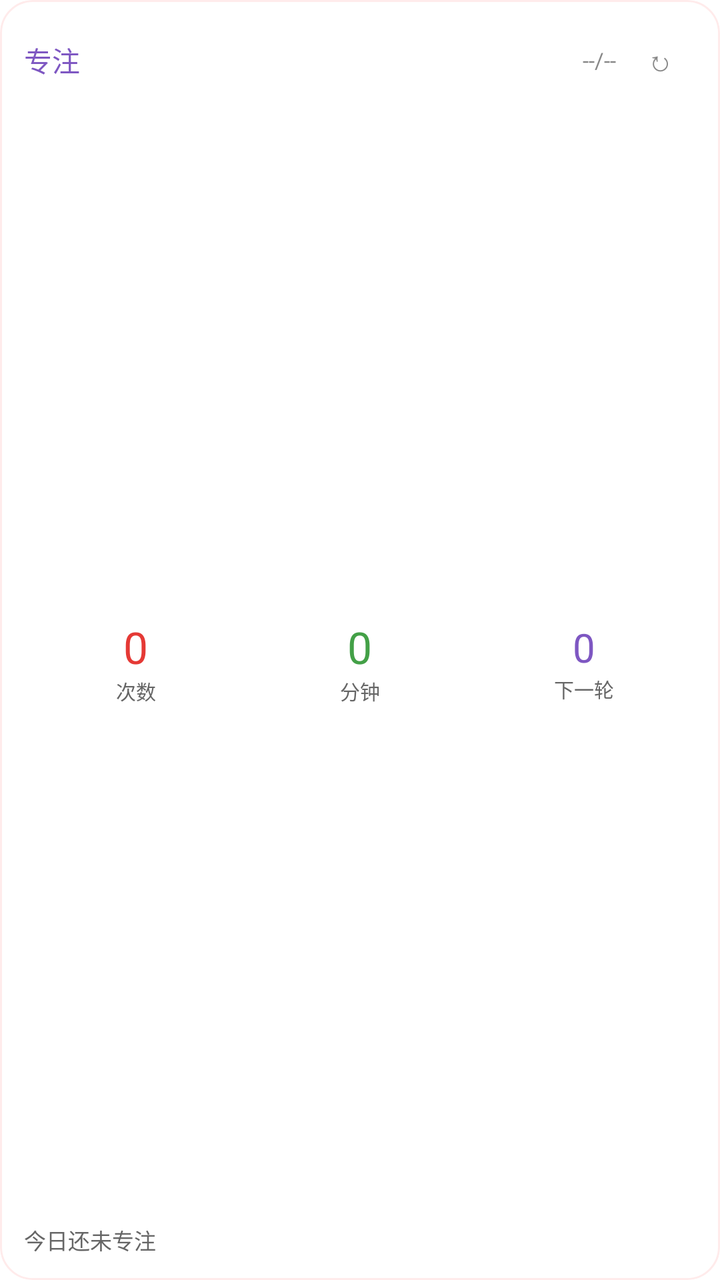
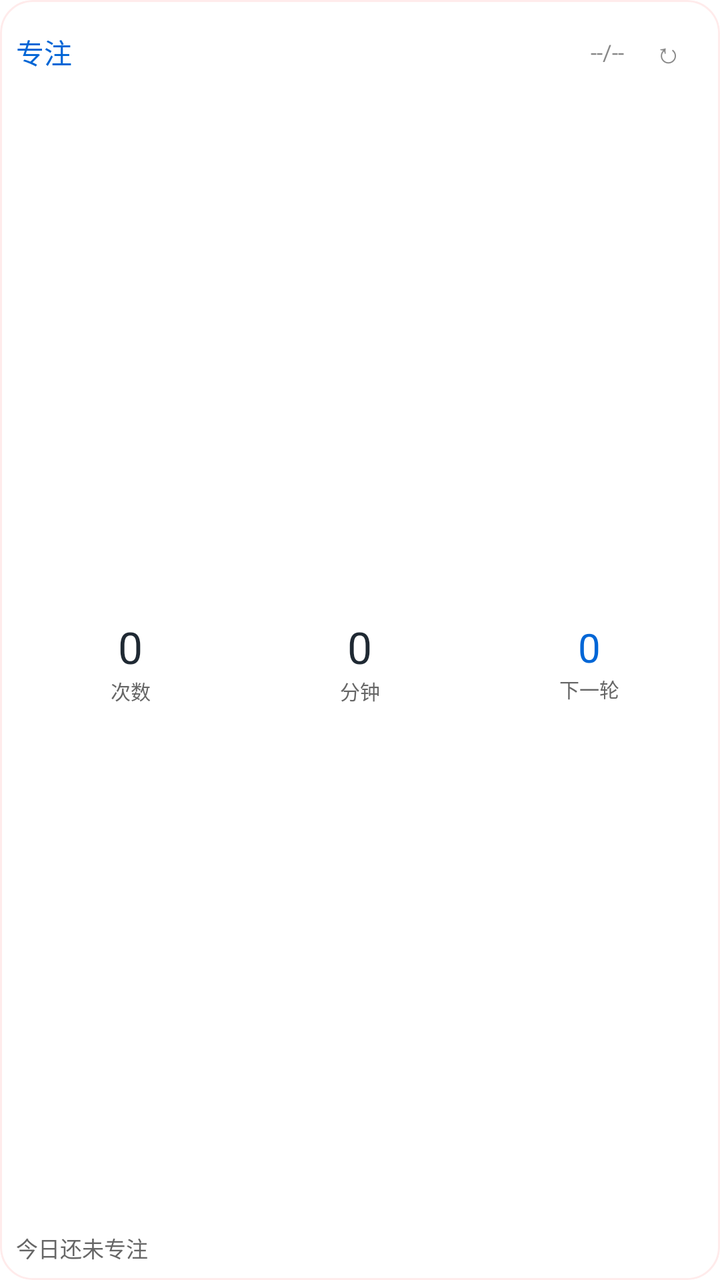

Screens rendered from an Android XML layout before and after an edit, with the pre-edit source and the edit as a unified diff.
<!-- AndroidManifest.xml: fallback theme Theme.MaterialComponents.DayNight.NoActionBar -->
<!-- res/layout/duoyi_focus_habit_widget.xml -->
<?xml version="1.0" encoding="utf-8"?>
<FrameLayout xmlns:android="http://schemas.android.com/apk/res/android"
    android:id="@+id/widget_focus_habit_root"
    android:layout_width="match_parent"
    android:layout_height="match_parent"
    android:background="@drawable/widget_bg_round_16"
    android:clipToOutline="true"
    android:outlineProvider="background">

    <ImageView
        android:id="@+id/widget_theme_background"
        android:layout_width="match_parent"
        android:layout_height="match_parent"
        android:contentDescription="@null"
        android:scaleType="centerCrop"
        android:visibility="gone" />

    <TextView
        android:id="@+id/widget_theme_overlay"
        android:layout_width="match_parent"
        android:layout_height="match_parent"
        android:maxLines="1"
        android:ellipsize="end"
        android:visibility="gone" />

    
    <ImageView
        android:id="@+id/widget_theme_border"
        android:layout_width="match_parent"
        android:layout_height="match_parent"
        android:contentDescription="@null"
        android:importantForAccessibility="no"
        android:scaleType="fitXY"
        android:visibility="gone" />

    <LinearLayout
        android:layout_width="match_parent"
        android:layout_height="match_parent"
        android:orientation="vertical"
        android:padding="12dp">

    <LinearLayout
        android:layout_width="match_parent"
        android:layout_height="wrap_content"
        android:orientation="horizontal"
        android:gravity="center_vertical">

        <TextView
            android:id="@+id/widget_focus_habit_title"
            android:layout_width="0dp"
            android:layout_height="wrap_content"
            android:layout_weight="1"
            android:ellipsize="end"
            android:maxLines="1"
            android:text="专注"
            android:textColor="#7E57C2"
            android:textSize="14sp" />

        <TextView
            android:id="@+id/widget_focus_habit_date"
            android:layout_width="wrap_content"
            android:layout_height="wrap_content"
            android:ellipsize="end"
            android:maxWidth="56dp"
            android:maxLines="1"
            android:text="--/--"
            android:textColor="#888888"
            android:textSize="11sp" />

        <TextView
            android:id="@+id/widget_refresh"
            android:layout_width="36dp"
            android:layout_height="36dp"
            android:minWidth="36dp"
            android:minHeight="36dp"
            android:layout_marginLeft="4dp"
            android:gravity="center"
            android:ellipsize="end"
            android:maxLines="1"
            android:text="↻"
            android:contentDescription="@string/widget_refresh_description"
            android:textColor="#888888"
            android:textSize="14sp" />
    </LinearLayout>

    <LinearLayout
        android:id="@+id/widget_focus_metrics_row"
        android:layout_width="match_parent"
        android:layout_height="0dp"
        android:layout_weight="1"
        android:orientation="horizontal"
        android:layout_marginTop="8dp">

        <LinearLayout
            android:id="@+id/widget_focus_count_column"
            android:layout_width="0dp"
            android:layout_height="match_parent"
            android:layout_weight="1"
            android:gravity="center"
            android:orientation="vertical">

            <TextView
                android:id="@+id/widget_focus_count"
                android:layout_width="wrap_content"
                android:layout_height="wrap_content"
                android:ellipsize="end"
                android:maxLines="1"
                android:text="0"
                android:textColor="#E53935"
                android:textSize="22sp" />

            <TextView
                android:id="@+id/widget_focus_count_label"
                android:layout_width="wrap_content"
                android:layout_height="wrap_content"
                android:ellipsize="end"
                android:maxLines="1"
                android:text="@string/widget_focus_metric_sessions"
                android:textColor="#666666"
                android:textSize="10sp" />
        </LinearLayout>

        <LinearLayout
            android:id="@+id/widget_focus_minutes_column"
            android:layout_width="0dp"
            android:layout_height="match_parent"
            android:layout_weight="1"
            android:gravity="center"
            android:orientation="vertical">

            <TextView
                android:id="@+id/widget_focus_habit_progress"
                android:layout_width="wrap_content"
                android:layout_height="wrap_content"
                android:ellipsize="end"
                android:maxLines="1"
                android:text="0"
                android:textColor="#43A047"
                android:textSize="22sp" />

            <TextView
                android:id="@+id/widget_focus_minutes_label"
                android:layout_width="wrap_content"
                android:layout_height="wrap_content"
                android:ellipsize="end"
                android:maxLines="1"
                android:text="@string/widget_focus_metric_duration"
                android:textColor="#666666"
                android:textSize="10sp" />
        </LinearLayout>

        <LinearLayout
            android:id="@+id/widget_focus_timer_column"
            android:layout_width="0dp"
            android:layout_height="match_parent"
            android:layout_weight="1"
            android:gravity="center"
            android:orientation="vertical">

            <Chronometer
                android:id="@+id/widget_focus_live_timer"
                android:layout_width="match_parent"
                android:layout_height="wrap_content"
                android:gravity="center"
                android:ellipsize="end"
                android:maxLines="1"
                android:textColor="#7E57C2"
                android:textSize="20sp"
                android:autoSizeTextType="uniform"
                android:autoSizeMinTextSize="12sp"
                android:autoSizeMaxTextSize="20sp"
                android:autoSizeStepGranularity="1sp"
                android:includeFontPadding="false"
                android:visibility="gone" />

            <TextView
                android:id="@+id/widget_focus_streak_count"
                android:layout_width="match_parent"
                android:layout_height="wrap_content"
                android:gravity="center"
                android:ellipsize="end"
                android:maxLines="1"
                android:text="0"
                android:textColor="#7E57C2"
                android:textSize="20sp"
                android:autoSizeTextType="uniform"
                android:autoSizeMinTextSize="12sp"
                android:autoSizeMaxTextSize="20sp"
                android:autoSizeStepGranularity="1sp" />

            <TextView
                android:id="@+id/widget_focus_timer_caption"
                android:layout_width="wrap_content"
                android:layout_height="wrap_content"
                android:ellipsize="end"
                android:maxLines="1"
                android:text="@string/widget_focus_timer_next"
                android:textColor="#666666"
                android:textSize="10sp" />
        </LinearLayout>
    </LinearLayout>

    <TextView
        android:id="@+id/widget_focus_quick_start"
        android:layout_width="match_parent"
        android:layout_height="36dp"
        android:minHeight="36dp"
        android:layout_marginTop="6dp"
        android:gravity="center"
        android:ellipsize="end"
        android:maxLines="1"
        android:text="@string/widget_focus_quick_start_default"
        android:textColor="#FFFFFF"
        android:textSize="12sp"
        android:background="@drawable/widget_btn_primary"
        android:visibility="gone" />

    <TextView
        android:id="@+id/widget_focus_summary"
        android:layout_width="match_parent"
        android:layout_height="wrap_content"
        android:layout_marginTop="6dp"
        android:ellipsize="end"
        android:maxLines="1"
        android:text="@string/widget_focus_summary_default"
        android:textColor="#666666"
        android:textSize="11sp" />

    <TextView
        android:id="@+id/widget_focus_habit_summary"
        android:layout_width="match_parent"
        android:layout_height="wrap_content"
        android:layout_marginTop="2dp"
        android:ellipsize="end"
        android:maxLines="1"
        android:text="下一轮：25 分钟专注"
        android:textColor="#666666"
        android:textSize="11sp"
        android:visibility="gone" />

    <TextView
        android:id="@+id/widget_focus_streak_summary"
        android:layout_width="match_parent"
        android:layout_height="wrap_content"
        android:layout_marginTop="2dp"
        android:ellipsize="end"
        android:maxLines="1"
        android:text="结束后提醒休息"
        android:textColor="#666666"
        android:textSize="11sp"
        android:visibility="gone" />

    <LinearLayout
        android:id="@+id/widget_focus_habit_bottom_nav"
        android:layout_width="match_parent"
        android:layout_height="30dp"
        android:layout_marginTop="8dp"
        android:background="@drawable/widget_nav_bg"
        android:gravity="center"
        android:orientation="horizontal"
        android:paddingLeft="4dp"
        android:paddingRight="4dp"
        android:weightSum="4"
        android:visibility="gone">

        <TextView
            android:id="@+id/widget_focus_nav_todo"
            android:layout_width="0dp"
            android:layout_height="match_parent"
            android:layout_weight="1"
            android:gravity="center"
            android:ellipsize="end"
            android:maxLines="1"
            android:text="@string/widget_tab_todo"
            android:textColor="#333333"
            android:textSize="10sp" />

        <TextView
            android:id="@+id/widget_focus_nav_habit"
            android:layout_width="0dp"
            android:layout_height="match_parent"
            android:layout_weight="1"
            android:gravity="center"
            android:ellipsize="end"
            android:maxLines="1"
            android:text="@string/widget_tab_habit"
            android:textColor="#333333"
            android:textSize="10sp" />

        <TextView
            android:id="@+id/widget_focus_nav_calendar"
            android:layout_width="0dp"
            android:layout_height="match_parent"
            android:layout_weight="1"
            android:gravity="center"
            android:ellipsize="end"
            android:maxLines="1"
            android:text="@string/widget_tab_calendar"
            android:textColor="#333333"
            android:textSize="10sp" />

        <TextView
            android:id="@+id/widget_focus_nav_focus"
            android:layout_width="0dp"
            android:layout_height="match_parent"
            android:layout_weight="1"
            android:gravity="center"
            android:ellipsize="end"
            android:maxLines="1"
            android:text="@string/widget_tab_focus"
            android:textColor="#7E57C2"
            android:textSize="10sp" />
    </LinearLayout>
    </LinearLayout>
</FrameLayout>
<!-- resources referenced by this layout -->
<resources>
  <!-- drawable widget_bg_round_16 (drawable) -->
  <?xml version="1.0" encoding="utf-8"?>
  <shape xmlns:android="http://schemas.android.com/apk/res/android"
      android:shape="rectangle">
      <corners android:radius="16dp" />
      <solid android:color="#FFFFFFFF" />
      <stroke android:width="1dp" android:color="#22FF6B6B" />
  </shape>
  <!-- drawable widget_btn_primary (drawable) -->
  <?xml version="1.0" encoding="utf-8"?>
  <shape xmlns:android="http://schemas.android.com/apk/res/android"
      android:shape="rectangle">
      <corners android:radius="8dp" />
      <solid android:color="#FFFF6B6B" />
  </shape>
  <!-- drawable widget_nav_bg (drawable) -->
  <?xml version="1.0" encoding="utf-8"?>
  <shape xmlns:android="http://schemas.android.com/apk/res/android"
      android:shape="rectangle">
      <corners android:radius="9dp" />
      <solid android:color="#FFFFF6F2" />
      <stroke android:width="1dp" android:color="#22FF6B6B" />
  </shape>
  <string name="widget_focus_metric_duration">分钟</string>
  <string name="widget_focus_metric_sessions">次数</string>
  <string name="widget_focus_quick_start_default">开始 25 分钟专注</string>
  <string name="widget_focus_summary_default">今日还未专注</string>
  <string name="widget_focus_timer_next">下一轮</string>
  <string name="widget_refresh_description">刷新小组件</string>
  <string name="widget_tab_calendar">日历</string>
  <string name="widget_tab_focus">专注</string>
  <string name="widget_tab_habit">习惯</string>
  <string name="widget_tab_todo">待办</string>
</resources>

<!-- the commit's change to res/layout/duoyi_focus_habit_widget.xml (unified diff, before → after) -->
@@ -37,9 +37,10 @@
         android:layout_width="match_parent"
         android:layout_height="match_parent"
         android:orientation="vertical"
-        android:padding="12dp">
+        android:padding="8dp">
 
     <LinearLayout
+        android:id="@+id/widget_focus_header"
         android:layout_width="match_parent"
         android:layout_height="wrap_content"
         android:orientation="horizontal"
@@ -53,7 +54,7 @@
             android:ellipsize="end"
             android:maxLines="1"
             android:text="专注"
-            android:textColor="#7E57C2"
+            android:textColor="#0066D6"
             android:textSize="14sp" />
 
         <TextView
@@ -106,7 +107,7 @@
                 android:ellipsize="end"
                 android:maxLines="1"
                 android:text="0"
-                android:textColor="#E53935"
+                android:textColor="#1F2933"
                 android:textSize="22sp" />
 
             <TextView
@@ -135,7 +136,7 @@
                 android:ellipsize="end"
                 android:maxLines="1"
                 android:text="0"
-                android:textColor="#43A047"
+                android:textColor="#1F2933"
                 android:textSize="22sp" />
 
             <TextView
@@ -164,13 +165,8 @@
                 android:gravity="center"
                 android:ellipsize="end"
                 android:maxLines="1"
-                android:textColor="#7E57C2"
+                android:textColor="#0066D6"
                 android:textSize="20sp"
-                android:autoSizeTextType="uniform"
-                android:autoSizeMinTextSize="12sp"
-                android:autoSizeMaxTextSize="20sp"
-                android:autoSizeStepGranularity="1sp"
-                android:includeFontPadding="false"
                 android:visibility="gone" />
 
             <TextView
@@ -181,12 +177,8 @@
                 android:ellipsize="end"
                 android:maxLines="1"
                 android:text="0"
-                android:textColor="#7E57C2"
-                android:textSize="20sp"
-                android:autoSizeTextType="uniform"
-                android:autoSizeMinTextSize="12sp"
-                android:autoSizeMaxTextSize="20sp"
-                android:autoSizeStepGranularity="1sp" />
+                android:textColor="#0066D6"
+                android:textSize="20sp" />
 
             <TextView
                 android:id="@+id/widget_focus_timer_caption"
@@ -200,15 +192,28 @@
         </LinearLayout>
     </LinearLayout>
 
+    <ProgressBar
+        android:id="@+id/widget_focus_progress_bar"
+        style="?android:attr/progressBarStyleHorizontal"
+        android:layout_width="match_parent"
+        android:layout_height="4dp"
+        android:layout_marginTop="4dp"
+        android:max="100"
+        android:progress="0"
+        android:progressDrawable="@drawable/widget_progress_bar"
+        android:visibility="gone" />
+
     <TextView
         android:id="@+id/widget_focus_quick_start"
         android:layout_width="match_parent"
-        android:layout_height="36dp"
+        android:layout_height="wrap_content"
         android:minHeight="36dp"
         android:layout_marginTop="6dp"
         android:gravity="center"
-        android:ellipsize="end"
-        android:maxLines="1"
+        android:paddingTop="4dp"
+        android:paddingBottom="4dp"
+        android:paddingLeft="4dp"
+        android:paddingRight="4dp"
         android:text="@string/widget_focus_quick_start_default"
         android:textColor="#FFFFFF"
         android:textSize="12sp"
@@ -216,6 +221,25 @@
         android:visibility="gone" />
 
     <TextView
+        android:id="@+id/widget_focus_stop_btn"
+        android:layout_width="match_parent"
+        android:layout_height="wrap_content"
+        android:minHeight="30dp"
+        android:layout_marginTop="4dp"
+        android:gravity="center"
+        android:maxLines="1"
+        android:ellipsize="end"
+        android:paddingTop="3dp"
+        android:paddingBottom="3dp"
+        android:paddingLeft="4dp"
+        android:paddingRight="4dp"
+        android:text="结束"
+        android:textColor="#0066D6"
+        android:textSize="11sp"
+        android:background="@drawable/widget_btn_secondary"
+        android:visibility="gone" />
+
+    <TextView
         android:id="@+id/widget_focus_summary"
         android:layout_width="match_parent"
         android:layout_height="wrap_content"
@@ -253,7 +277,8 @@
     <LinearLayout
         android:id="@+id/widget_focus_habit_bottom_nav"
         android:layout_width="match_parent"
-        android:layout_height="30dp"
+        android:layout_height="wrap_content"
+        android:minHeight="30dp"
         android:layout_marginTop="8dp"
         android:background="@drawable/widget_nav_bg"
         android:gravity="center"
@@ -266,7 +291,8 @@
         <TextView
             android:id="@+id/widget_focus_nav_todo"
             android:layout_width="0dp"
-            android:layout_height="match_parent"
+            android:layout_height="wrap_content"
+            android:minHeight="30dp"
             android:layout_weight="1"
             android:gravity="center"
             android:ellipsize="end"
@@ -278,7 +304,8 @@
         <TextView
             android:id="@+id/widget_focus_nav_habit"
             android:layout_width="0dp"
-            android:layout_height="match_parent"
+            android:layout_height="wrap_content"
+            android:minHeight="30dp"
             android:layout_weight="1"
             android:gravity="center"
             android:ellipsize="end"
@@ -290,7 +317,8 @@
         <TextView
             android:id="@+id/widget_focus_nav_calendar"
             android:layout_width="0dp"
-            android:layout_height="match_parent"
+            android:layout_height="wrap_content"
+            android:minHeight="30dp"
             android:layout_weight="1"
             android:gravity="center"
             android:ellipsize="end"
@@ -302,13 +330,14 @@
         <TextView
             android:id="@+id/widget_focus_nav_focus"
             android:layout_width="0dp"
-            android:layout_height="match_parent"
+            android:layout_height="wrap_content"
+            android:minHeight="30dp"
             android:layout_weight="1"
             android:gravity="center"
             android:ellipsize="end"
             android:maxLines="1"
             android:text="@string/widget_tab_focus"
-            android:textColor="#7E57C2"
+            android:textColor="#0066D6"
             android:textSize="10sp" />
     </LinearLayout>
     </LinearLayout>
<!-- resource entries referenced after the edit -->
@@ -13,7 +13,15 @@
   <shape xmlns:android="http://schemas.android.com/apk/res/android"
       android:shape="rectangle">
       <corners android:radius="8dp" />
-      <solid android:color="#FFFF6B6B" />
+      <solid android:color="#FF0066D6" />
+  </shape>
+  <!-- drawable widget_btn_secondary (drawable) -->
+  <?xml version="1.0" encoding="utf-8"?>
+  <shape xmlns:android="http://schemas.android.com/apk/res/android"
+      android:shape="rectangle">
+      <corners android:radius="8dp" />
+      <solid android:color="#FFEBF3FC" />
+      <stroke android:width="1dp" android:color="#FFFFB088" />
   </shape>
   <!-- drawable widget_nav_bg (drawable) -->
   <?xml version="1.0" encoding="utf-8"?>
@@ -23,6 +31,32 @@
       <solid android:color="#FFFFF6F2" />
       <stroke android:width="1dp" android:color="#22FF6B6B" />
   </shape>
+  <!-- drawable widget_progress_bar (drawable) -->
+  <?xml version="1.0" encoding="utf-8"?>
+  <layer-list xmlns:android="http://schemas.android.com/apk/res/android">
+      <item android:id="@android:id/background">
+          <shape android:shape="rectangle">
+              <corners android:radius="99dp" />
+              <solid android:color="#2264748B" />
+          </shape>
+      </item>
+      <item android:id="@android:id/secondaryProgress">
+          <clip>
+              <shape android:shape="rectangle">
+                  <corners android:radius="99dp" />
+                  <solid android:color="#440066D6" />
+              </shape>
+          </clip>
+      </item>
+      <item android:id="@android:id/progress">
+          <clip>
+              <shape android:shape="rectangle">
+                  <corners android:radius="99dp" />
+                  <solid android:color="#FF0066D6" />
+              </shape>
+          </clip>
+      </item>
+  </layer-list>
   <string name="widget_focus_metric_duration">分钟</string>
   <string name="widget_focus_metric_sessions">次数</string>
   <string name="widget_focus_quick_start_default">开始 25 分钟专注</string>
